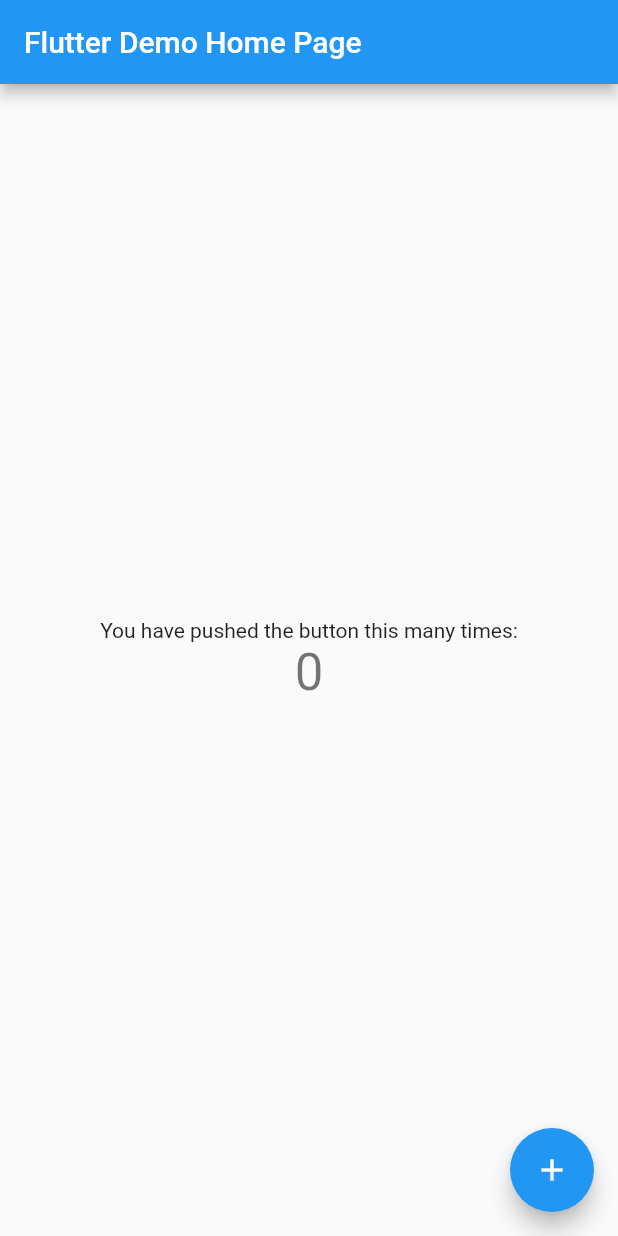
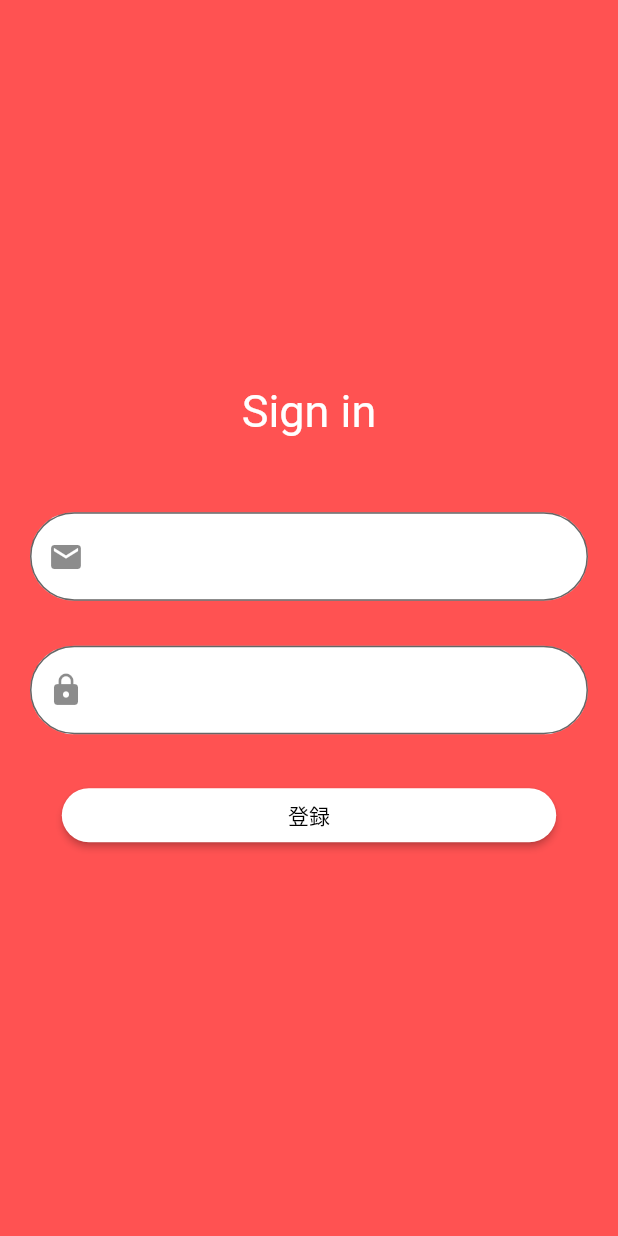
Before and after one commit to sukobra7/memorization_app, a Flutter app: the screen it shows after launch, on a phone screen of 412 x 824 dp. Run offline on Flutter 3.47's test engine with Material 2 defaults, Android fonts, the phone set to English and light mode, and no system bars; our stand-ins replace cloud_firestore, firebase_auth, firebase_core, flutter_hooks, freezed_annotation, hooks_riverpod; accounts and stored records are empty.

```diff
--- a/lib/main.dart
+++ b/lib/main.dart
@@ -1,68 +1,38 @@
 import 'package:flutter/material.dart';
 import 'package:firebase_core/firebase_core.dart';
 import 'package:hooks_riverpod/hooks_riverpod.dart';
+import 'package:memorization_app/provider/auth_provider.dart';
+import 'package:memorization_app/ui/login_page.dart';
+import 'package:memorization_app/ui/signin_page.dart';
 
 Future<void> main() async {
   WidgetsFlutterBinding.ensureInitialized();
   await Firebase.initializeApp();
-  runApp(ProviderScope(child: MyApp(),
+  runApp(ProviderScope(
+    child: MyApp(),
   ));
 }
-
-class MyApp extends StatelessWidget {
+class MyApp extends HookConsumerWidget {
   @override
-  Widget build(BuildContext context) {
+  Widget build(BuildContext context, ref) {
     return MaterialApp(
-      title: 'Flutter Demo',
-      theme: ThemeData(
-
-        primarySwatch: Colors.blue,
-      ),
-      home: MyHomePage(title: 'Flutter Demo Home Page'),
+      debugShowCheckedModeBanner: false,
+      home: AuthConfirm(),
     );
   }
 }
-
-class MyHomePage extends StatefulWidget {
-  MyHomePage({Key? key, required this.title}) : super(key: key);
-  final String title;
+class AuthConfirm extends HookConsumerWidget {
   @override
-  _MyHomePageState createState() => _MyHomePageState();
-}
-
-class _MyHomePageState extends State<MyHomePage> {
-  int _counter = 0;
-  void _incrementCounter() {
-    setState(() {
-      _counter++;
-    });
-  }
-
-  @override
-  Widget build(BuildContext context) {
-    return Scaffold(
-      appBar: AppBar(
-        title: Text(widget.title),
-      ),
-      body: Center(
-        child: Column(
-          mainAxisAlignment: MainAxisAlignment.center,
-          children: <Widget>[
-            Text(
-              'You have pushed the button this many times:',
-            ),
-            Text(
-              '$_counter',
-              style: Theme.of(context).textTheme.headline4,
-            ),
-          ],
-        ),
-      ),
-      floatingActionButton: FloatingActionButton(
-        onPressed: _incrementCounter,
-        tooltip: 'Increment',
-        child: Icon(Icons.add),
-      ), // This trailing comma makes auto-formatting nicer for build methods.
-    );
+  Widget build(BuildContext context, ref) {
+    return ref.watch(authStateChangesProvider)
+    .when(data: (user) {
+      if (user == null) return SignInPage();
+      return Scaffold(
+        body: LogInPage(),
+        // body: DeckIndexPage(),
+      );
+    },
+    error: (error, stack) => Text('予期しないエラーが発生しました。'),
+    loading: () => CircularProgressIndicator());
   }
 }
--- /dev/null
+++ b/lib/provider/auth_provider.dart
@@ -0,0 +1,9 @@
+import 'package:firebase_auth/firebase_auth.dart';
+import 'package:hooks_riverpod/hooks_riverpod.dart';
+import 'package:memorization_app/repository/user_auth_repository.dart';
+
+final UserAuthRepositoryProvider = Provider<UserAuthRepository>((ref) => UserAuthRepository(ref.read));
+
+final firebaseAuthProvider = Provider<FirebaseAuth>((ref) => FirebaseAuth.instance);
+
+final authStateChangesProvider = StreamProvider<User?>((ref) => ref.watch(firebaseAuthProvider).authStateChanges());
--- /dev/null
+++ b/lib/provider/user_provider.dart
@@ -0,0 +1,4 @@
+import 'package:hooks_riverpod/hooks_riverpod.dart';
+import 'package:memorization_app/repository/user_repository.dart';
+
+final userRepositoryProvider = Provider<UserRepository>((ref) => UserRepository(ref.read));
--- /dev/null
+++ b/lib/ui/signin_page.dart
@@ -0,0 +1,71 @@
+import 'package:flutter/material.dart';
+import 'package:hooks_riverpod/hooks_riverpod.dart';
+import 'package:memorization_app/provider/auth_provider.dart';
+
+class SignInPage extends HookConsumerWidget {
+
+  @override
+  Widget build(BuildContext context, ref) {
+    double screenWidth = MediaQuery.of(context).size.width;
+    return Scaffold(
+      body: Container(
+        color: Colors.redAccent,
+        padding: EdgeInsets.all(20),
+        child: Column(
+          mainAxisAlignment: MainAxisAlignment.center,
+          children: [
+            Text(
+              "Sign in",
+              style: TextStyle(
+                fontStyle: FontStyle.normal,
+                fontSize: 30,
+                color: Colors.white
+              ),
+            ),
+            SizedBox(height: 50),
+            TextFormField(
+              decoration: InputDecoration(
+                fillColor: Colors.white,
+                filled: true,
+                prefixIcon: Icon(Icons.email),
+                border: OutlineInputBorder(
+                  borderRadius: BorderRadius.circular(30.0),
+                ),
+              ),
+            ),
+            SizedBox(height: 30),
+            TextFormField(
+              obscureText: true,
+              decoration: InputDecoration(
+                fillColor: Colors.white,
+                filled: true,
+                prefixIcon: Icon(Icons.lock),
+                border: OutlineInputBorder(
+                  borderRadius: BorderRadius.circular(30.0),
+                ),
+              ),
+            ),
+            SizedBox(height: 30),
+            ConstrainedBox(
+                constraints: BoxConstraints(maxWidth: 500),
+                child: SizedBox(
+                    width: screenWidth * 0.8,
+                    child: ElevatedButton(
+                      child: Text('登録'),
+                      style: ElevatedButton.styleFrom(
+                        primary: Colors.white,
+                        onPrimary: Colors.black,
+                        shape: RoundedRectangleBorder(
+                          borderRadius: BorderRadius.circular(30),
+                        ),
+                      ),
+                      onPressed: () {
+                        ref.read(UserAuthRepositoryProvider).register("a@example.com", "yyyyyyyyy", " よう");
+                      },
+                    )))
+          ],
+        ),
+      ),
+    );
+  }
+}
--- a/pubspec.yaml
+++ b/pubspec.yaml
@@ -32,6 +32,7 @@ dependencies:
   cloud_firestore: ^2.5.3
   hooks_riverpod: ^1.0.0-dev.7
   flutter_hooks: ^0.18.0
+  firebase_auth: ^3.1.3
 
 dev_dependencies:
   integration_test:
```
Also changed, not shown: lib/enum/auth_result_status.dart (added, +11 -0 lines), lib/fireauth/auth-exception-handler.dart (added, +33 -0 lines), lib/repository/custom_exception.dart (added, +8 -0 lines), lib/repository/user_auth_repository.dart (added, +62 -0 lines), lib/repository/user_repository.dart (+9 -11 lines), lib/ui/deck_index_page.dart (added, +9 -0 lines), lib/ui/login_page.dart (added, +95 -0 lines), pubspec.lock, 1 other file.
